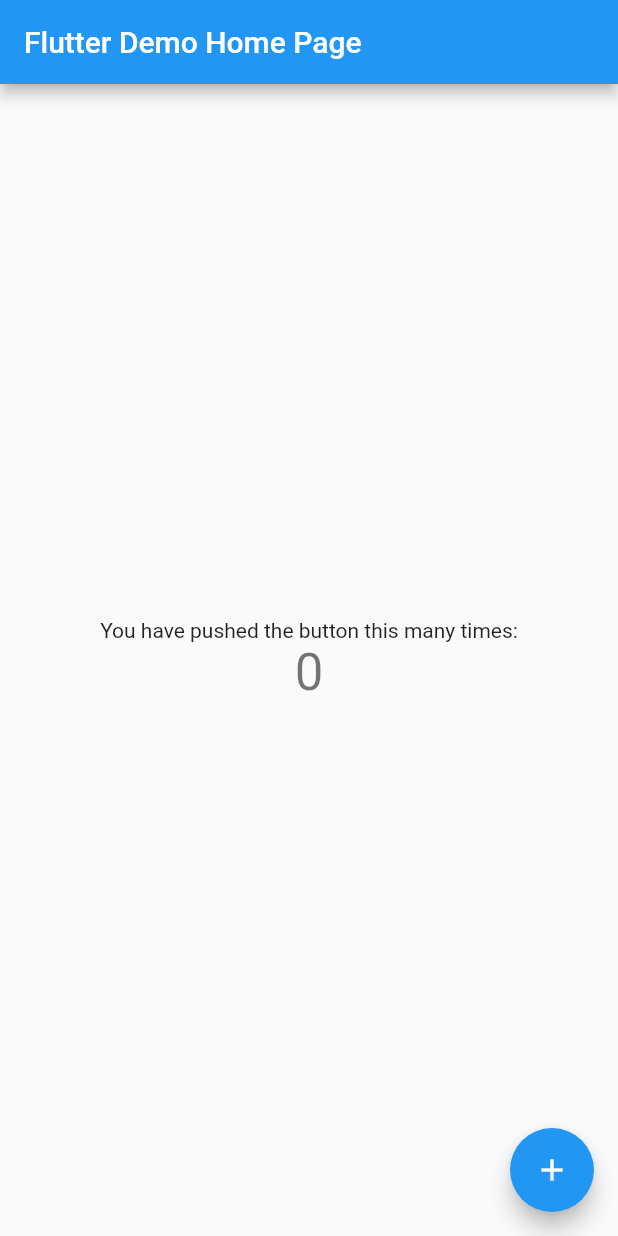
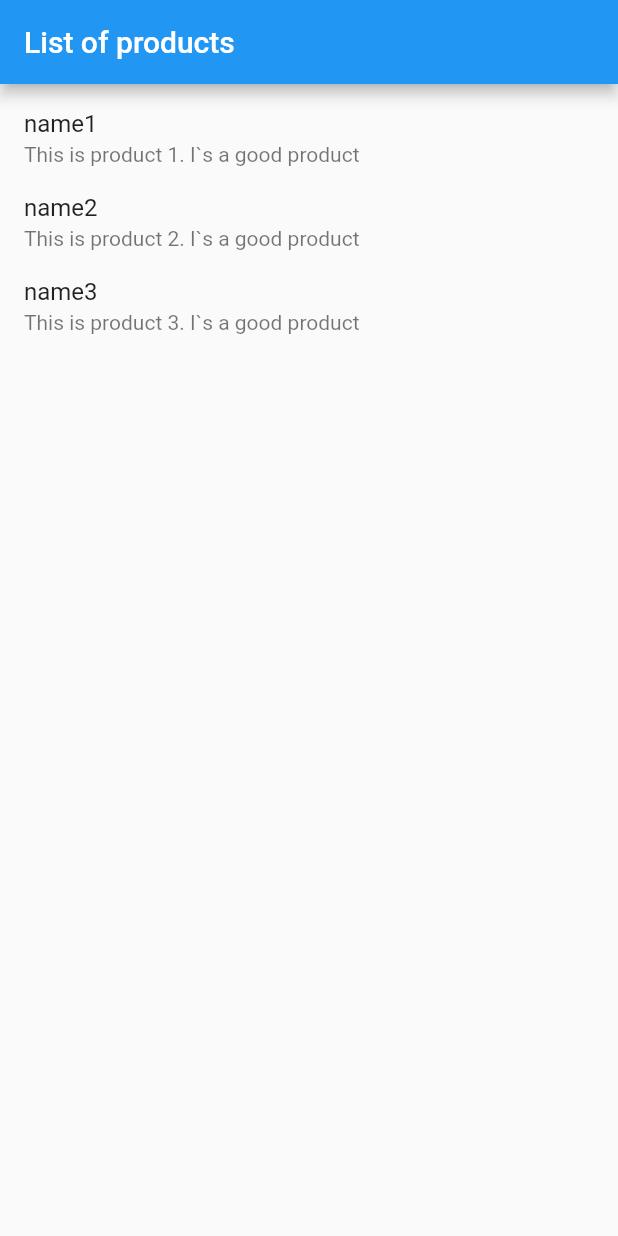
Before and after one commit to testdev23/test_git_s1, a Flutter app: the screen it shows after launch, on a phone screen of 412 x 824 dp. Run offline on Flutter 3.47's test engine with Material 2 defaults, Android fonts, the phone set to English and light mode, and no system bars.

Commit message:
Data model 1. add products_data.dart - sample list of product Visualisation 1. shows as View list

```diff
--- a/lib/data/products_data.dart
+++ b/lib/data/products_data.dart
@@ -1,3 +1,7 @@
 import '../model/product_model.dart';
 
-List<Product> products = [];
+List<Product> products = [
+  Product('name1', null, 'This is product 1','This is product 1. I`s a good product'),
+  Product('name2', null, 'This is product 2','This is product 2. I`s a good product'),
+  Product('name3', null, 'This is product 3','This is product 3. I`s a good product'),
+];
--- a/lib/main.dart
+++ b/lib/main.dart
@@ -1,4 +1,5 @@
 import 'package:flutter/material.dart';
+import 'data/products_data.dart';
 
 void main() {
   runApp(const MyApp());
@@ -24,7 +25,36 @@ class MyApp extends StatelessWidget {
         // is not restarted.
         primarySwatch: Colors.blue,
       ),
-      home: const MyHomePage(title: 'Flutter Demo Home Page'),
+      home: ProductPage(),
+    );
+  }
+}
+
+class ProductPage extends StatelessWidget {
+  const ProductPage({Key? key}) : super(key: key);
+
+  // This widget is the root of your application.
+  @override
+  Widget build(BuildContext context) {
+    return Scaffold(
+      appBar: AppBar(
+        // Here we take the value from the MyHomePage object that was created by
+        // the App.build method, and use it to set our appbar title.
+        title: const Text('List of products'),
+      ),
+      body: Center(
+        child: ListView.builder(
+            itemCount: products.length,
+            prototypeItem: const ListTile(
+              title: Text('List of Products'),
+            ),
+            itemBuilder: (context, index) {
+              return ListTile(
+                title: Text(products[index].name),
+                subtitle: Text(products[index].describe),
+              );
+            }),
+      ),
     );
   }
 }
--- a/lib/model/product_model.dart
+++ b/lib/model/product_model.dart
@@ -6,4 +6,11 @@ class Product {
   Image? image;
   String describe = '';
   String shortDescribe = '';
+
+ Product(
+     this.name,
+     this.image,
+     this.shortDescribe,
+     this.describe,
+     );
 }
```
Also changed, not shown: 1 other file.
